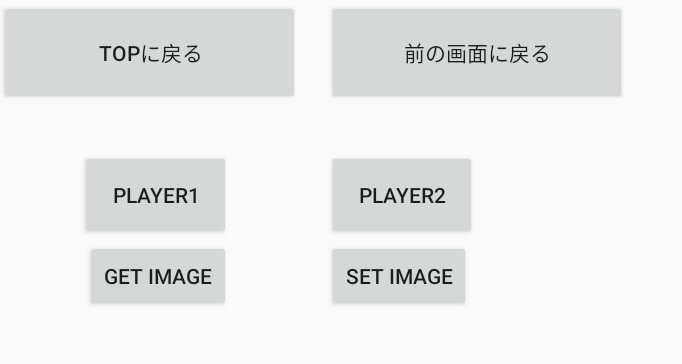
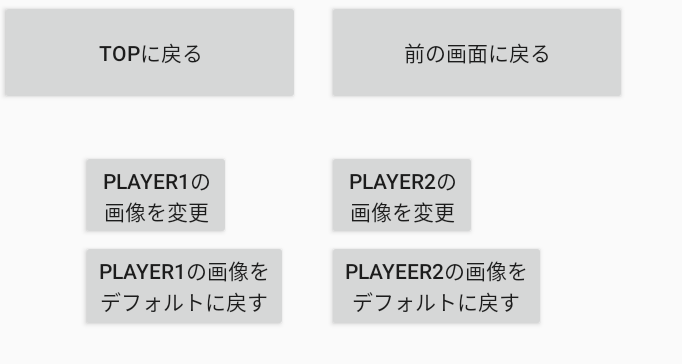
Before and after one commit to GlueChan/Yu-gi-oh, an Android app: the Picture screen opened directly, with no data from a screen before it, on a phone screen of 824 x 412 dp (held sideways). Shown: the top 364 px of the screen, without its empty margins (0-682 px from the left). Run offline under Robolectric (Android 15) with nearby library versions, the phone set to English and light mode, and no system bars.

Commit message:
デフォルト画像を設定

```diff
--- a/app/src/main/java/to/msn/wings/sample/Config.java
+++ b/app/src/main/java/to/msn/wings/sample/Config.java
@@ -28,10 +28,10 @@ public class Config {
                 resId=R.drawable.satisfaction;
                 break;
             case 6:
-                resId=R.drawable.fan;
+                resId=R.drawable.cyber;
                 break;
             default:
-                resId = R.drawable.fan;
+                resId = R.drawable.cyber;
                 break;
         }
         return resId;
--- a/app/src/main/res/layout/gallery.xml
+++ b/app/src/main/res/layout/gallery.xml
@@ -42,7 +42,7 @@
             android:id="@+id/change_player1"
             android:layout_width="100dp"
             android:layout_height="60dp"
-            android:text="Player1"
+            android:text="Player1の\n画像を変更"
             android:layout_below="@+id/return_Top"
             android:layout_toLeftOf="@+id/return_Page"
             android:layout_toStartOf="@+id/return_Page"
@@ -54,25 +54,15 @@
             android:id="@+id/change_player2"
             android:layout_width="100dp"
             android:layout_height="60dp"
-            android:text="Player2"
+            android:text="Player2の\n画像を変更"
             android:layout_alignBaseline="@+id/change_player1"
             android:layout_alignBottom="@+id/change_player1"
             android:layout_alignLeft="@+id/return_Page"
             android:layout_alignStart="@+id/return_Page" />
 
         <Button
-            android:id="@+id/get_image"
-            android:text="get image"
-            android:layout_width="wrap_content"
-            android:layout_height="wrap_content"
-            android:onClick="gallery_get"
-            android:layout_below="@+id/change_player2"
-            android:layout_alignRight="@+id/change_player1"
-            android:layout_alignEnd="@+id/change_player1" />
-
-        <Button
             android:id="@+id/set_image"
-            android:text="set image"
+            android:text="Playeer2の画像を\nデフォルトに戻す"
             android:layout_width="wrap_content"
             android:layout_height="wrap_content"
             android:layout_below="@+id/change_player2"
@@ -89,5 +79,15 @@
             android:layout_alignParentStart="true"
             android:layout_marginTop="18dp" />
 
+        <Button
+            android:id="@+id/get_image"
+            android:text="Player1の画像を\nデフォルトに戻す"
+            android:layout_width="wrap_content"
+            android:layout_height="wrap_content"
+            android:onClick="gallery_get"
+            android:layout_below="@+id/change_player1"
+            android:layout_alignLeft="@+id/change_player1"
+            android:layout_alignStart="@+id/change_player1" />
+
     </RelativeLayout>
 </ScrollView>
```
Also changed, not shown: app/src/main/java/to/msn/wings/sample/MainActivity.java (+25 -12 lines), app/src/main/java/to/msn/wings/sample/Picture.java (+20 -9 lines), app/src/main/res/drawable/cyber.jpg (added).
